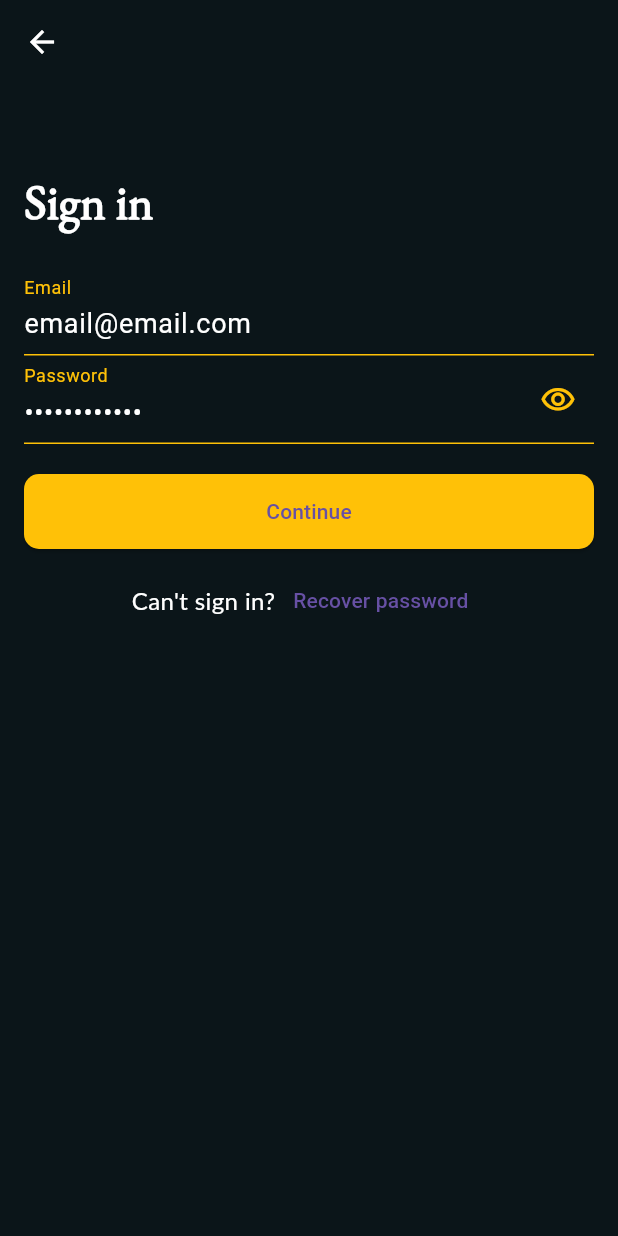
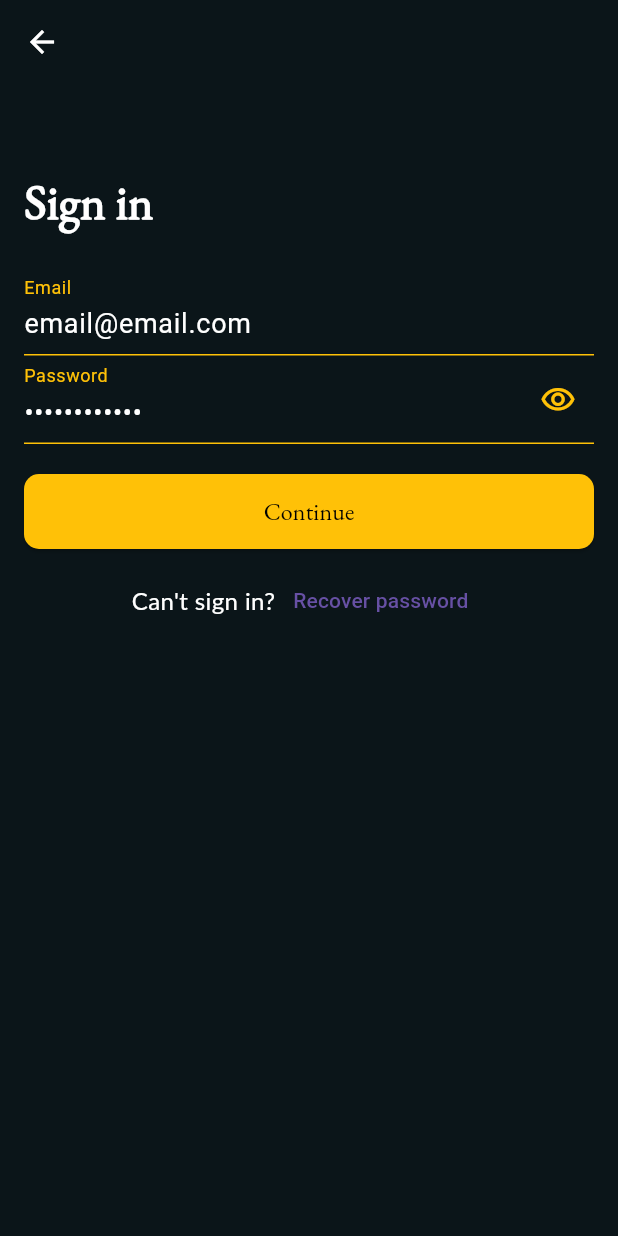
Before and after one commit to shekharsumn/pixel_app, a Flutter app: the screen it shows after launch, after a tap on "Sign in first", on a phone screen of 412 x 824 dp. Run offline on Flutter 3.47's test engine with Material 3 defaults, Android fonts, the phone set to English and light mode, and no system bars; our stand-ins replace connectivity_plus, flutter_bloc, flutter_svg; Roboto replaces fonts that are missing (Lato).

Commit message:
fixing UI related changes

```diff
--- a/lib/screens/signin_screen.dart
+++ b/lib/screens/signin_screen.dart
@@ -2,6 +2,7 @@ import 'package:flutter/material.dart';
 import 'package:flutter_bloc/flutter_bloc.dart';
 import 'package:one_cask/blocs/signin/signin_cubit.dart';
 import 'package:one_cask/blocs/signin/signin_state.dart';
+import 'package:one_cask/styles/ebgaramond.dart';
 import 'package:one_cask/widgets/password_textfield.dart';
 
 class SignInScreen extends StatelessWidget {
@@ -133,7 +134,7 @@ class SignInScreen extends StatelessWidget {
                               10.0), // Adjust the radius as needed
                         ),
                       ),
-                      child: Text('Continue')),
+                      child: Text('Continue', style: ebGaramondBodyStyle(color: Colors.black),)),
                   SizedBox(height: 10),
                   Row(
                     mainAxisAlignment: MainAxisAlignment.center,
--- a/lib/screens/splash_screen.dart
+++ b/lib/screens/splash_screen.dart
@@ -63,13 +63,13 @@ class SplashScreenState extends State<SplashScreen>
     super.dispose();
   }
 
-  void _handleOutsideTap() {
+ /*  void _handleOutsideTap() {
     if (_isDrawerVisible) {
       hideDrawer();
     } else {
       showDrawer();
     }
-  }
+  } */
 
   void hideDrawer() {
     if (mounted) {
@@ -95,9 +95,6 @@ class SplashScreenState extends State<SplashScreen>
         listener: (context, state) {
           // Navigation is handled inside the Cubit
         },
-        child: GestureDetector(
-          onTap: _handleOutsideTap,
-          behavior: HitTestBehavior.opaque,
         child: Scaffold(
           backgroundColor: AppColor.primary,
           body: Stack(
@@ -140,7 +137,6 @@ class SplashScreenState extends State<SplashScreen>
           ),
         ),
       ),
-      ),
     );
   }
 }
```
Lines whose indentation alone changed are shown as unchanged.
